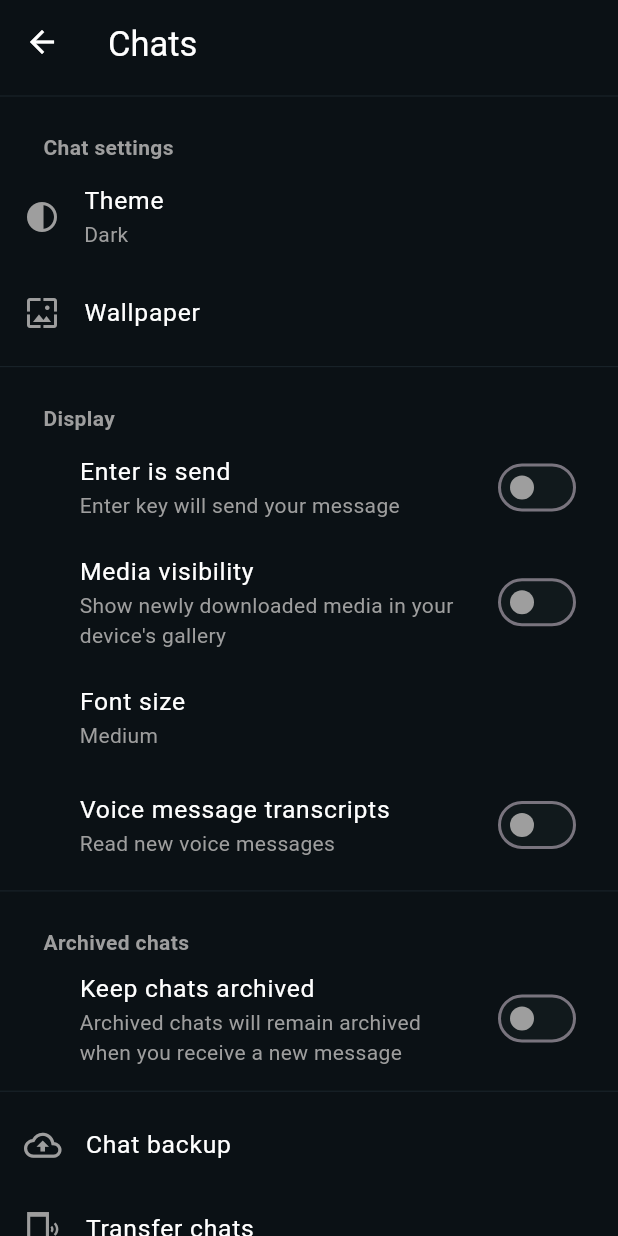
After one commit to kartikkumarofficial/Whatsapp-Clone-Flutter, a Flutter app: the ChatsSettingsPage screen opened directly, on a phone screen of 412 x 824 dp. The commit adds this screen. Run offline on Flutter 3.47's test engine with Material 3 defaults, Android fonts, the light colour scheme and no system bars; our stand-ins replace badges, get, image_picker.

Commit message:
settings

```diff
--- /dev/null
+++ b/lib/pages/DrawerScreens/settings/Chats/Chats.dart
@@ -0,0 +1,280 @@
+import 'package:flutter/material.dart';
+import 'package:get/get.dart';
+import 'package:whatsappclone/widgets.dart';
+
+
+class ChatsSettingsPage extends StatefulWidget {
+  const ChatsSettingsPage({super.key});
+
+  @override
+  State<ChatsSettingsPage> createState() => _ChatsSettingsPageState();
+}
+
+class _ChatsSettingsPageState extends State<ChatsSettingsPage> {
+  @override
+  Widget build(BuildContext context) {
+
+    var srcheight = MediaQuery.of(context).size.height;
+    var srcwidth = MediaQuery.of(context).size.width;
+
+    return Scaffold(
+      appBar: AppBar(
+        leading: IconButton(
+          onPressed: () {
+            Navigator.pop(context);
+          },
+          icon: Icon(
+            Icons.arrow_back,
+            color: Colors.white,
+          ),
+        ),
+        backgroundColor: Color.fromARGB(255,11,17,21),
+        title: Padding(
+          padding: const EdgeInsets.only(top: 3),
+          child: const Text(
+            'Chats',
+            style: TextStyle(
+              fontSize:23,
+              color: Colors.white,
+            ),
+          ),
+        ),
+
+      ),
+      body: Container(
+        color:Color.fromARGB(255,11 ,17,21),
+        height: double.infinity,
+        width: double.infinity,
+        child: ListView(
+          // physics: const BouncingScrollPhysics(),
+          children: [
+            Divider(
+              thickness: 0.5,
+              color: Color.fromARGB(255, 31, 43, 50),
+            ),
+            Padding(
+              padding: EdgeInsets.only(left: srcwidth*0.07,top: srcwidth*0.04),
+              child: Text('Chat settings',style: TextStyle(color: Colors.grey,fontWeight: FontWeight.w600),),
+            ),
+
+
+
+            ListTile(
+              leading: Icon(Icons.contrast,color: Colors.grey,),
+              title: Text('Theme',
+                style: TextStyle(
+                  color: Colors.white,
+                  fontSize: srcwidth * 0.04,
+                ),),
+              subtitle: Text('Dark',
+                style: TextStyle(
+                    color: Colors.grey
+                ),
+              ),
+              onTap: (){
+
+              },
+            ),
+            ListTile(
+              leading: Icon(Icons.wallpaper,color: Colors.grey,),
+              title: Text('Wallpaper',
+                style: TextStyle(
+                  color: Colors.white,
+                  fontSize: srcwidth * 0.04,
+                ),),
+
+              onTap: (){
+
+              },
+            ),
+            Divider(
+              thickness: 0.5,
+              color: Color.fromARGB(255, 31, 43, 50),
+            ),
+
+            Padding(
+              padding: EdgeInsets.only(left: srcwidth*0.07,top: srcwidth*0.04),
+              child: Text('Display',style: TextStyle(color: Colors.grey,fontWeight: FontWeight.w600),),
+            ),
+
+            ListTile(
+
+              title: Padding(
+                padding: const EdgeInsets.only(left:37),
+                child: Text('Enter is send',
+                  style: TextStyle(
+                    color: Colors.white,
+                    fontSize: srcwidth * 0.04,
+                  ),),
+              ),
+              trailing: utils().getxswitch(),
+              subtitle: Padding(
+                padding:  EdgeInsets.only(left: 37),
+                child: Text('Enter key will send your message',
+                  style: TextStyle(
+                      color: Colors.grey
+                  ),
+                ),
+              ),
+
+              onTap: (){
+
+              },
+            ),
+            ListTile(
+
+              title: Padding(
+                padding: const EdgeInsets.only(left:37),
+                child: Text('Media visibility',
+                  style: TextStyle(
+                    color: Colors.white,
+                    fontSize: srcwidth * 0.04,
+                  ),),
+              ),
+              trailing: utils().getxswitch(),
+              subtitle: Padding(
+                padding:  EdgeInsets.only(left: 37),
+                child: Text('''Show newly downloaded media in your device's gallery ''' ,
+                  style: TextStyle(
+                      color: Colors.grey
+                  ),
+                ),
+              ),
+
+              onTap: (){
+
+              },
+            ),
+            ListTile(
+
+              title: Padding(
+                padding: const EdgeInsets.only(left:37),
+                child: Text('Font size',
+                  style: TextStyle(
+                    color: Colors.white,
+                    fontSize: srcwidth * 0.04,
+                  ),),
+              ),
+
+              subtitle: Padding(
+                padding:  EdgeInsets.only(left: 37),
+                child: Text('Medium',
+                  style: TextStyle(
+                      color: Colors.grey
+                  ),
+                ),
+              ),
+
+              onTap: (){
+
+              },
+            ),
+            ListTile(
+
+              title: Padding(
+                padding: const EdgeInsets.only(left:37),
+                child: Text('Voice message transcripts',
+                  style: TextStyle(
+                    color: Colors.white,
+                    fontSize: srcwidth * 0.04,
+                  ),),
+              ),
+              trailing: utils().getxswitch(),
+              subtitle: Padding(
+                padding:  EdgeInsets.only(left: 37),
+                child: Text('Read new voice messages',
+                  style: TextStyle(
+                      color: Colors.grey
+                  ),
+                ),
+              ),
+
+              onTap: (){
+
+              },
+            ),
+
+            Divider(
+              thickness: 0.5,
+              color: Color.fromARGB(255, 31, 43, 50),
+            ),
+
+            Padding(
+              padding: EdgeInsets.only(left: srcwidth*0.07,top: srcwidth*0.04),
+              child: Text('Archived chats',style: TextStyle(color: Colors.grey,fontWeight: FontWeight.w600),),
+            ),
+            ListTile(
+
+
+              title: Padding(
+                padding: const EdgeInsets.only(left:37),
+                child: Text('Keep chats archived',
+                  style: TextStyle(
+                    color: Colors.white,
+                    fontSize: srcwidth * 0.04,
+                  ),),
+
+
+              ),
+              trailing: utils().getxswitch(),
+              subtitle: Padding(
+                padding:  EdgeInsets.only(left: 37),
+                child: Text('Archived chats will remain archived when you receive a new message',
+                  style: TextStyle(
+                      color: Colors.grey
+                  ),
+                ),
+              ),
+
+              onTap: (){
+              },
+            ),
+            Divider(
+              thickness: 0.5,
+              color: Color.fromARGB(255, 31, 43, 50),
+            ),
+
+            ListTile(
+              leading: Icon(Icons.cloud_upload_outlined,color: Colors.grey,size: 25,),
+              title: Text('Chat backup',
+                style: TextStyle(
+                  color: Colors.white,
+                  fontSize: srcwidth * 0.04,
+                ),),
+              onTap: (){
+
+              },
+            ),
+            ListTile(
+              leading: Icon(Icons.phonelink_ring_sharp,color: Colors.grey,size: 25,),
+              title: Text('Transfer chats',
+                style: TextStyle(
+                  color: Colors.white,
+                  fontSize: srcwidth * 0.04,
+                ),),
+              onTap: (){
+
+              },
+            ),
+            ListTile(
+              leading: Icon(Icons.history,color: Colors.grey,size: 25,),
+              title: Text('Chat history',
+                style: TextStyle(
+                  color: Colors.white,
+                  fontSize: srcwidth * 0.04,
+                ),),
+              onTap: (){
+
+              },
+            ),
+
+
+
+
+
+          ],
+        ),
+      ),
+    );
+  }
+}
--- a/pubspec.yaml
+++ b/pubspec.yaml
@@ -48,6 +48,7 @@ dependencies:
   firebase_database: ^11.3.0
   file_picker: ^8.1.7
   google_fonts: ^6.2.1
+  shared_preferences: ^2.4.0
 
 
 dev_dependencies:
```
Also changed, not shown: lib/pages/DrawerScreens/settings/Avatar.dart (added, +151 -0 lines), lib/pages/DrawerScreens/settings/Lists.dart (added, +182 -0 lines), lib/pages/DrawerScreens/settings/settingspage.dart (+6 -3 lines), assets/images/avatar.png (added), assets/images/lists.png (added), pubspec.lock, 1 other file.
